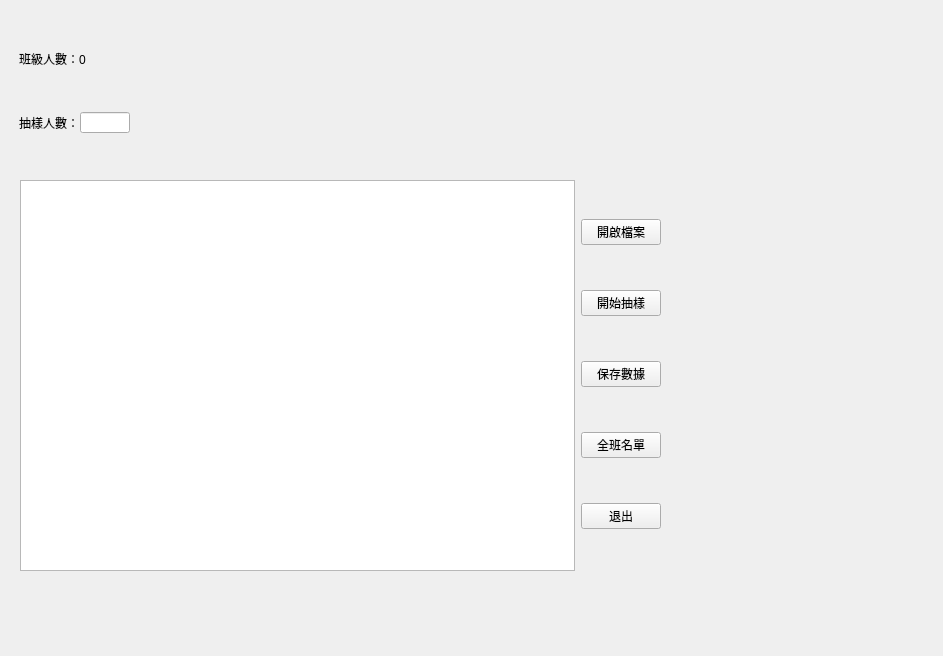
The window that Qtrandom.ui (Saxo0213/Qtrandom) describes before a commit, drawn with Qt 5.
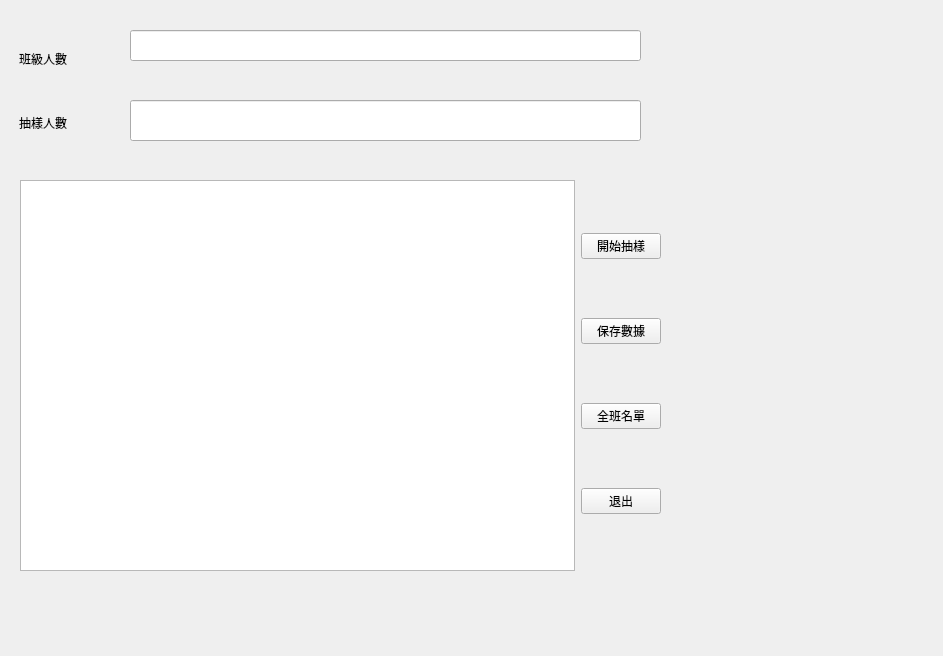
The same window after the commit.

```diff
--- a/Qtrandom.ui
+++ b/Qtrandom.ui
@@ -31,13 +31,6 @@
     </item>
     <item>
      <layout class="QVBoxLayout" name="verticalLayout_3">
-     <item>
-       <widget class="QPushButton" name="openButton_1">
-        <property name="text">
-         <string>開啟檔案</string>
-        </property>
-       </widget>
-      </item>
       <item>
        <widget class="QPushButton" name="SampleButton_1">
         <property name="text">
@@ -83,26 +76,36 @@
     <item>
      <widget class="QLabel" name="label">
       <property name="text">
-       <string>班級人數：0</string>
+       <string>班級人數</string>
       </property>
      </widget>
     </item>
     <item>
      <widget class="QLabel" name="label_2">
       <property name="text">
-       <string>抽樣人數：</string>
+       <string>抽樣人數</string>
       </property>
      </widget>
     </item>
    </layout>
   </widget>
+  <widget class="QLineEdit" name="classlineEdit">
+   <property name="geometry">
+    <rect>
+     <x>130</x>
+     <y>30</y>
+     <width>511</width>
+     <height>31</height>
+    </rect>
+   </property>
+  </widget>
   <widget class="QLineEdit" name="lineEdit">
    <property name="geometry">
     <rect>
-     <x>80</x>
-     <y>112</y>
-     <width>50</width>
-     <height>21</height>
+     <x>130</x>
+     <y>100</y>
+     <width>511</width>
+     <height>41</height>
     </rect>
    </property>
   </widget>
```
Left out of the diff: 4 changed lines with no effect on the pictures.
